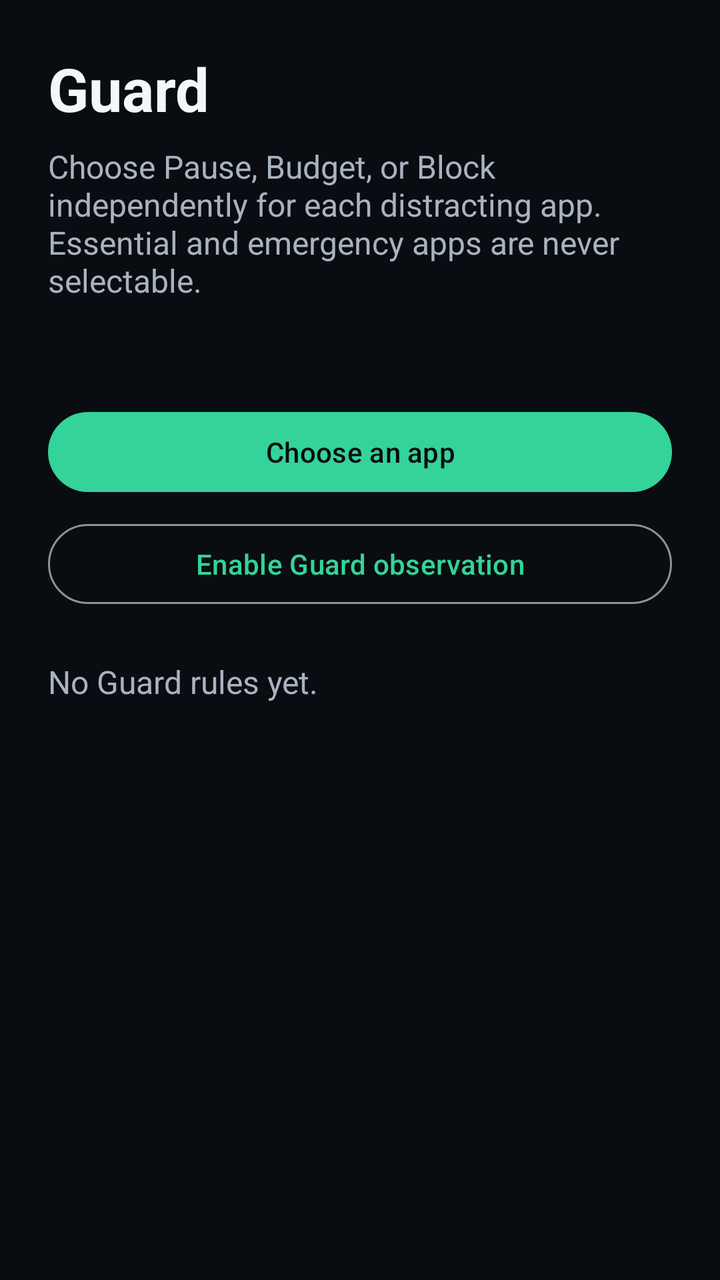
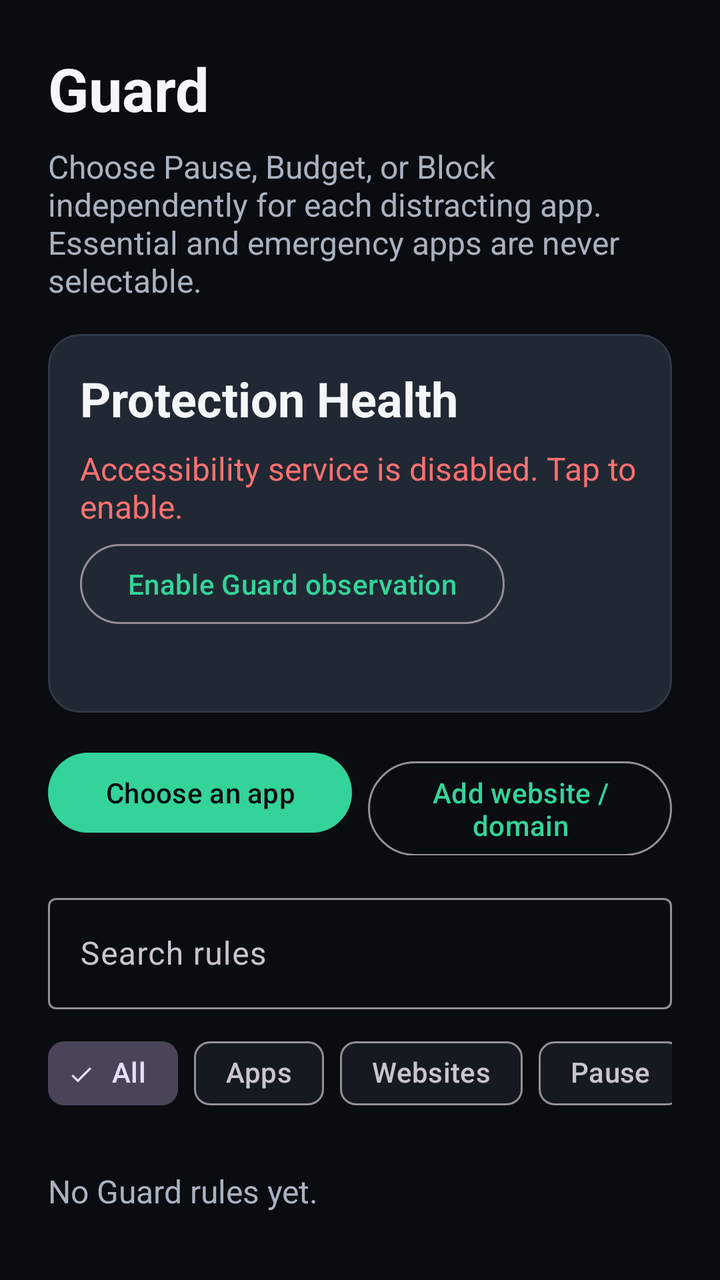

Compare the two renders of this Android layout. The source of the first and the diff that turns it into the second are given below.
<!-- AndroidManifest.xml: application theme Theme.Prottasha -->
<!-- res/layout/fragment_guard.xml -->
<?xml version="1.0" encoding="utf-8"?>
<androidx.core.widget.NestedScrollView xmlns:android="http://schemas.android.com/apk/res/android"
    android:layout_width="match_parent" android:layout_height="match_parent">
    <LinearLayout android:layout_width="match_parent" android:layout_height="wrap_content" android:orientation="vertical" android:padding="@dimen/spacing_large">
        <TextView android:layout_width="match_parent" android:layout_height="wrap_content" android:text="@string/guard_title" android:textColor="@color/color_text_primary" android:textSize="@dimen/text_display" android:textStyle="bold" />
        <TextView android:layout_width="match_parent" android:layout_height="wrap_content" android:layout_marginTop="@dimen/spacing_small" android:text="@string/guard_body" android:textColor="@color/color_text_secondary" android:textSize="@dimen/text_body" />
        <TextView android:id="@+id/guard_grayscale_status" android:layout_width="match_parent" android:layout_height="wrap_content" android:layout_marginTop="@dimen/spacing_medium" android:textColor="@color/color_text_secondary" android:textSize="@dimen/text_label" />
        <com.google.android.material.button.MaterialButton android:id="@+id/guard_add_button" style="@style/Widget.Prottasha.Button.Pill" android:layout_width="match_parent" android:layout_height="wrap_content" android:layout_marginTop="@dimen/spacing_medium" android:text="@string/guard_add" />
        <com.google.android.material.button.MaterialButton android:id="@+id/guard_enable_service" style="@style/Widget.Material3.Button.OutlinedButton" android:layout_width="match_parent" android:layout_height="wrap_content" android:layout_marginTop="@dimen/spacing_small" android:text="@string/guard_enable_service" />
        <TextView android:id="@+id/guard_empty" android:layout_width="match_parent" android:layout_height="wrap_content" android:layout_marginTop="@dimen/spacing_large" android:text="@string/guard_empty" android:textColor="@color/color_text_secondary" android:textSize="@dimen/text_body" />
        <LinearLayout android:id="@+id/guard_rules" android:layout_width="match_parent" android:layout_height="wrap_content" android:orientation="vertical" />
    </LinearLayout>
</androidx.core.widget.NestedScrollView>
<!-- resources referenced by this layout -->
<resources>
  <color name="color_text_primary">#F4F7FA</color>
  <color name="color_text_secondary">#A9B3C0</color>
  <dimen name="spacing_large">24dp</dimen>
  <dimen name="spacing_medium">16dp</dimen>
  <dimen name="spacing_small">8dp</dimen>
  <dimen name="text_body">16sp</dimen>
  <dimen name="text_display">30sp</dimen>
  <dimen name="text_label">14sp</dimen>
  <string name="guard_add">Choose an app</string>
  <string name="guard_body">Choose Pause, Budget, or Block independently for each distracting app. Essential and emergency apps are never selectable.</string>
  <string name="guard_empty">No Guard rules yet.</string>
  <string name="guard_enable_service">Enable Guard observation</string>
  <string name="guard_title">Guard</string>
  <style name="Widget.Prottasha.Button.Pill" parent="Widget.Material3.Button">
          <item name="android:textColor">@color/color_on_hope</item>
          <item name="cornerRadius">@dimen/pill_button_radius</item>
          <item name="backgroundTint">@color/color_hope</item>
      </style>
  <style name="Theme.Prottasha" parent="Theme.Material3.Dark.NoActionBar">
          <item name="android:windowBackground">@color/color_background</item>
          <item name="android:colorBackground">@color/color_background</item>
          <item name="colorSurface">@color/color_surface</item>
          <item name="colorSurfaceVariant">@color/color_surface_raised</item>
          <item name="colorPrimary">@color/color_hope</item>
          <item name="colorOnPrimary">@color/color_on_hope</item>
          <item name="colorSecondary">@color/color_identity</item>
          <item name="colorOnSecondary">@color/color_on_identity</item>
          <item name="colorError">@color/color_crisis</item>
          <item name="colorOnError">@color/color_on_crisis</item>
          <item name="android:textColorPrimary">@color/color_text_primary</item>
          <item name="android:textColorSecondary">@color/color_text_secondary</item>
          <item name="android:navigationBarColor">@color/color_background</item>
          <item name="android:statusBarColor">@color/color_background</item>
          <item name="android:windowLightStatusBar">false</item>
      </style>
  <color name="color_on_hope">#090C11</color>
  <dimen name="pill_button_radius">28dp</dimen>
  <color name="color_hope">#34D399</color>
  <color name="color_background">#090C11</color>
  <color name="color_surface">#151A22</color>
  <color name="color_surface_raised">#202833</color>
  <color name="color_identity">#7C8DFF</color>
  <color name="color_on_identity">#090C11</color>
  <color name="color_crisis">#F87171</color>
  <color name="color_on_crisis">#090C11</color>
</resources>

<!-- the commit's change to res/layout/fragment_guard.xml (unified diff, before → after) -->
@@ -1,13 +1,276 @@
 <?xml version="1.0" encoding="utf-8"?>
 <androidx.core.widget.NestedScrollView xmlns:android="http://schemas.android.com/apk/res/android"
-    android:layout_width="match_parent" android:layout_height="match_parent">
-    <LinearLayout android:layout_width="match_parent" android:layout_height="wrap_content" android:orientation="vertical" android:padding="@dimen/spacing_large">
-        <TextView android:layout_width="match_parent" android:layout_height="wrap_content" android:text="@string/guard_title" android:textColor="@color/color_text_primary" android:textSize="@dimen/text_display" android:textStyle="bold" />
-        <TextView android:layout_width="match_parent" android:layout_height="wrap_content" android:layout_marginTop="@dimen/spacing_small" android:text="@string/guard_body" android:textColor="@color/color_text_secondary" android:textSize="@dimen/text_body" />
-        <TextView android:id="@+id/guard_grayscale_status" android:layout_width="match_parent" android:layout_height="wrap_content" android:layout_marginTop="@dimen/spacing_medium" android:textColor="@color/color_text_secondary" android:textSize="@dimen/text_label" />
-        <com.google.android.material.button.MaterialButton android:id="@+id/guard_add_button" style="@style/Widget.Prottasha.Button.Pill" android:layout_width="match_parent" android:layout_height="wrap_content" android:layout_marginTop="@dimen/spacing_medium" android:text="@string/guard_add" />
-        <com.google.android.material.button.MaterialButton android:id="@+id/guard_enable_service" style="@style/Widget.Material3.Button.OutlinedButton" android:layout_width="match_parent" android:layout_height="wrap_content" android:layout_marginTop="@dimen/spacing_small" android:text="@string/guard_enable_service" />
-        <TextView android:id="@+id/guard_empty" android:layout_width="match_parent" android:layout_height="wrap_content" android:layout_marginTop="@dimen/spacing_large" android:text="@string/guard_empty" android:textColor="@color/color_text_secondary" android:textSize="@dimen/text_body" />
-        <LinearLayout android:id="@+id/guard_rules" android:layout_width="match_parent" android:layout_height="wrap_content" android:orientation="vertical" />
+    xmlns:app="http://schemas.android.com/apk/res-auto"
+    android:layout_width="match_parent"
+    android:layout_height="match_parent"
+    android:fillViewport="true">
+
+    <LinearLayout
+        android:layout_width="match_parent"
+        android:layout_height="wrap_content"
+        android:orientation="vertical"
+        android:padding="@dimen/spacing_large">
+
+        
+        <TextView
+            android:layout_width="match_parent"
+            android:layout_height="wrap_content"
+            android:text="@string/guard_title"
+            android:textColor="@color/color_text_primary"
+            android:textSize="@dimen/text_display"
+            android:textStyle="bold" />
+
+        <TextView
+            android:layout_width="match_parent"
+            android:layout_height="wrap_content"
+            android:layout_marginTop="@dimen/spacing_small"
+            android:text="@string/guard_body"
+            android:textColor="@color/color_text_secondary"
+            android:textSize="@dimen/text_body" />
+
+        
+        <com.google.android.material.card.MaterialCardView
+            android:id="@+id/guard_health_card"
+            android:layout_width="match_parent"
+            android:layout_height="wrap_content"
+            android:layout_marginTop="@dimen/spacing_medium"
+            app:cardBackgroundColor="@color/color_surface_raised"
+            app:cardCornerRadius="16dp"
+            app:strokeColor="@color/color_border"
+            app:strokeWidth="1dp">
+
+            <LinearLayout
+                android:layout_width="match_parent"
+                android:layout_height="wrap_content"
+                android:orientation="vertical"
+                android:padding="@dimen/spacing_medium">
+
+                <TextView
+                    android:layout_width="wrap_content"
+                    android:layout_height="wrap_content"
+                    android:text="@string/guard_health_title"
+                    android:textColor="@color/color_text_primary"
+                    android:textSize="@dimen/text_headline"
+                    android:textStyle="bold" />
+
+                
+                <TextView
+                    android:id="@+id/guard_health_status_all_good"
+                    android:layout_width="match_parent"
+                    android:layout_height="wrap_content"
+                    android:layout_marginTop="@dimen/spacing_small"
+                    android:text="@string/guard_health_healthy"
+                    android:textColor="@color/color_hope"
+                    android:textSize="@dimen/text_body"
+                    android:visibility="gone" />
+
+                
+                <LinearLayout
+                    android:id="@+id/guard_health_accessibility_alert"
+                    android:layout_width="match_parent"
+                    android:layout_height="wrap_content"
+                    android:layout_marginTop="@dimen/spacing_small"
+                    android:orientation="vertical">
+
+                    <TextView
+                        android:id="@+id/guard_health_accessibility_text"
+                        android:layout_width="match_parent"
+                        android:layout_height="wrap_content"
+                        android:text="@string/guard_health_accessibility_missing"
+                        android:textColor="@color/color_crisis"
+                        android:textSize="@dimen/text_body" />
+
+                    <com.google.android.material.button.MaterialButton
+                        android:id="@+id/guard_enable_service"
+                        style="@style/Widget.Material3.Button.OutlinedButton"
+                        android:layout_width="wrap_content"
+                        android:layout_height="wrap_content"
+                        android:layout_marginTop="4dp"
+                        android:minHeight="@dimen/touch_target_min"
+                        android:text="@string/guard_enable_service" />
+                </LinearLayout>
+
+                
+                <LinearLayout
+                    android:id="@+id/guard_health_usage_alert"
+                    android:layout_width="match_parent"
+                    android:layout_height="wrap_content"
+                    android:layout_marginTop="@dimen/spacing_small"
+                    android:orientation="vertical"
+                    android:visibility="gone">
+
+                    <TextView
+                        android:layout_width="match_parent"
+                        android:layout_height="wrap_content"
+                        android:text="@string/guard_health_usage_missing"
+                        android:textColor="@color/color_friction"
+                        android:textSize="@dimen/text_body" />
+
+                    <com.google.android.material.button.MaterialButton
+                        android:id="@+id/guard_health_fix_usage"
+                        style="@style/Widget.Material3.Button.OutlinedButton"
+                        android:layout_width="wrap_content"
+                        android:layout_height="wrap_content"
+                        android:layout_marginTop="4dp"
+                        android:minHeight="@dimen/touch_target_min"
+                        android:text="Grant Usage Access" />
+                </LinearLayout>
+
+                
+                <LinearLayout
+                    android:id="@+id/guard_health_battery_alert"
+                    android:layout_width="match_parent"
+                    android:layout_height="wrap_content"
+                    android:layout_marginTop="@dimen/spacing_small"
+                    android:orientation="vertical"
+                    android:visibility="gone">
+
+                    <TextView
+                        android:layout_width="match_parent"
+                        android:layout_height="wrap_content"
+                        android:text="@string/guard_health_battery_warning"
+                        android:textColor="@color/color_text_secondary"
+                        android:textSize="@dimen/text_caption" />
+
+                    <com.google.android.material.button.MaterialButton
+                        android:id="@+id/guard_health_fix_battery"
+                        style="@style/Widget.Material3.Button.TextButton"
+                        android:layout_width="wrap_content"
+                        android:layout_height="wrap_content"
+                        android:minHeight="@dimen/touch_target_min"
+                        android:text="Disable Battery Optimization" />
+                </LinearLayout>
+
+                
+                <TextView
+                    android:id="@+id/guard_grayscale_status"
+                    android:layout_width="match_parent"
+                    android:layout_height="wrap_content"
+                    android:layout_marginTop="@dimen/spacing_small"
+                    android:textColor="@color/color_text_muted"
+                    android:textSize="@dimen/text_caption" />
+
+            </LinearLayout>
+        </com.google.android.material.card.MaterialCardView>
+
+        
+        <LinearLayout
+            android:layout_width="match_parent"
+            android:layout_height="wrap_content"
+            android:layout_marginTop="@dimen/spacing_medium"
+            android:orientation="horizontal">
+
+            <com.google.android.material.button.MaterialButton
+                android:id="@+id/guard_add_button"
+                style="@style/Widget.Prottasha.Button.Pill"
+                android:layout_width="0dp"
+                android:layout_height="wrap_content"
+                android:layout_weight="1"
+                android:layout_marginEnd="@dimen/spacing_small"
+                android:minHeight="@dimen/touch_target_min"
+                android:text="@string/guard_add" />
+
+            <com.google.android.material.button.MaterialButton
+                android:id="@+id/guard_add_website_button"
+                style="@style/Widget.Material3.Button.OutlinedButton"
+                android:layout_width="0dp"
+                android:layout_height="wrap_content"
+                android:layout_weight="1"
+                android:minHeight="@dimen/touch_target_min"
+                android:text="@string/guard_add_website" />
+        </LinearLayout>
+
+        
+        <com.google.android.material.textfield.TextInputLayout
+            android:id="@+id/guard_search_layout"
+            android:layout_width="match_parent"
+            android:layout_height="wrap_content"
+            android:layout_marginTop="@dimen/spacing_medium"
+            android:hint="Search rules">
+
+            <com.google.android.material.textfield.TextInputEditText
+                android:id="@+id/guard_search_input"
+                android:layout_width="match_parent"
+                android:layout_height="wrap_content"
+                android:inputType="text" />
+        </com.google.android.material.textfield.TextInputLayout>
+
+        
+        <HorizontalScrollView
+            android:layout_width="match_parent"
+            android:layout_height="wrap_content"
+            android:layout_marginTop="@dimen/spacing_small"
+            android:scrollbars="none">
+
+            <com.google.android.material.chip.ChipGroup
+                android:id="@+id/guard_filter_group"
+                android:layout_width="wrap_content"
+                android:layout_height="wrap_content"
+                app:singleSelection="true">
+
+                <com.google.android.material.chip.Chip
+                    android:id="@+id/guard_chip_all"
+                    style="@style/Widget.Material3.Chip.Filter"
+                    android:layout_width="wrap_content"
+                    android:layout_height="wrap_content"
+                    android:checked="true"
+                    android:text="@string/guard_filter_all" />
+
+                <com.google.android.material.chip.Chip
+                    android:id="@+id/guard_chip_apps"
+                    style="@style/Widget.Material3.Chip.Filter"
+                    android:layout_width="wrap_content"
+                    android:layout_height="wrap_content"
+                    android:text="@string/guard_filter_apps" />
+
+                <com.google.android.material.chip.Chip
+                    android:id="@+id/guard_chip_websites"
+                    style="@style/Widget.Material3.Chip.Filter"
+                    android:layout_width="wrap_content"
+                    android:layout_height="wrap_content"
+                    android:text="@string/guard_filter_domains" />
+
+                <com.google.android.material.chip.Chip
+                    android:id="@+id/guard_chip_pause"
+                    style="@style/Widget.Material3.Chip.Filter"
+                    android:layout_width="wrap_content"
+                    android:layout_height="wrap_content"
+                    android:text="@string/guard_filter_pause" />
+
+                <com.google.android.material.chip.Chip
+                    android:id="@+id/guard_chip_budget"
+                    style="@style/Widget.Material3.Chip.Filter"
+                    android:layout_width="wrap_content"
+                    android:layout_height="wrap_content"
+                    android:text="@string/guard_filter_budget" />
+
+                <com.google.android.material.chip.Chip
+                    android:id="@+id/guard_chip_block"
+                    style="@style/Widget.Material3.Chip.Filter"
+                    android:layout_width="wrap_content"
+                    android:layout_height="wrap_content"
+                    android:text="@string/guard_filter_block" />
+
+            </com.google.android.material.chip.ChipGroup>
+        </HorizontalScrollView>
+
+        
+        <TextView
+            android:id="@+id/guard_empty"
+            android:layout_width="match_parent"
+            android:layout_height="wrap_content"
+            android:layout_marginTop="@dimen/spacing_large"
+            android:text="@string/guard_empty"
+            android:textColor="@color/color_text_secondary"
+            android:textSize="@dimen/text_body" />
+
+        
+        <LinearLayout
+            android:id="@+id/guard_rules"
+            android:layout_width="match_parent"
+            android:layout_height="wrap_content"
+            android:layout_marginTop="@dimen/spacing_medium"
+            android:orientation="vertical" />
+
     </LinearLayout>
 </androidx.core.widget.NestedScrollView>
<!-- resource entries referenced after the edit -->
@@ -1,17 +1,32 @@
 <!-- resources referenced by this layout -->
 <resources>
+  <color name="color_border">#303946</color>
   <color name="color_text_primary">#F4F7FA</color>
   <color name="color_text_secondary">#A9B3C0</color>
   <dimen name="spacing_large">24dp</dimen>
   <dimen name="spacing_medium">16dp</dimen>
   <dimen name="spacing_small">8dp</dimen>
   <dimen name="text_body">16sp</dimen>
+  <dimen name="text_caption">12sp</dimen>
   <dimen name="text_display">30sp</dimen>
-  <dimen name="text_label">14sp</dimen>
+  <dimen name="text_headline">24sp</dimen>
+  <dimen name="touch_target_min">48dp</dimen>
   <string name="guard_add">Choose an app</string>
+  <string name="guard_add_website">Add website / domain</string>
   <string name="guard_body">Choose Pause, Budget, or Block independently for each distracting app. Essential and emergency apps are never selectable.</string>
   <string name="guard_empty">No Guard rules yet.</string>
   <string name="guard_enable_service">Enable Guard observation</string>
+  <string name="guard_filter_all">All</string>
+  <string name="guard_filter_apps">Apps</string>
+  <string name="guard_filter_block">Block</string>
+  <string name="guard_filter_budget">Budget</string>
+  <string name="guard_filter_domains">Websites</string>
+  <string name="guard_filter_pause">Pause</string>
+  <string name="guard_health_accessibility_missing">Accessibility service is disabled. Tap to enable.</string>
+  <string name="guard_health_battery_warning">Battery optimization may kill background protection.</string>
+  <string name="guard_health_healthy">All protection systems active and healthy.</string>
+  <string name="guard_health_title">Protection Health</string>
+  <string name="guard_health_usage_missing">Usage access is required to compute daily budgets. Tap to grant.</string>
   <string name="guard_title">Guard</string>
   <style name="Widget.Prottasha.Button.Pill" parent="Widget.Material3.Button">
           <item name="android:textColor">@color/color_on_hope</item>
@@ -41,9 +56,11 @@
   <color name="color_background">#090C11</color>
   <color name="color_surface">#151A22</color>
   <color name="color_surface_raised">#202833</color>
+  <color name="color_text_muted">#8B96A4</color>
   <color name="color_identity">#7C8DFF</color>
   <color name="color_on_identity">#090C11</color>
   <color name="color_crisis">#F87171</color>
+  <color name="color_friction">#FBBF24</color>
   <color name="color_on_crisis">#090C11</color>
 </resources>
 
